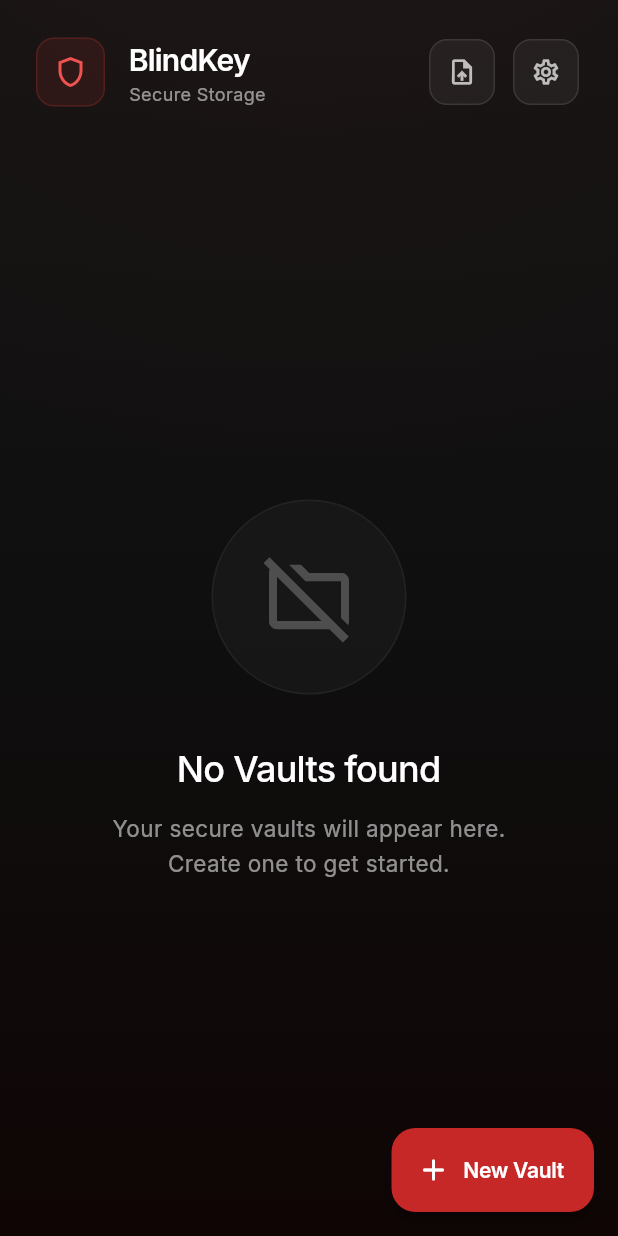
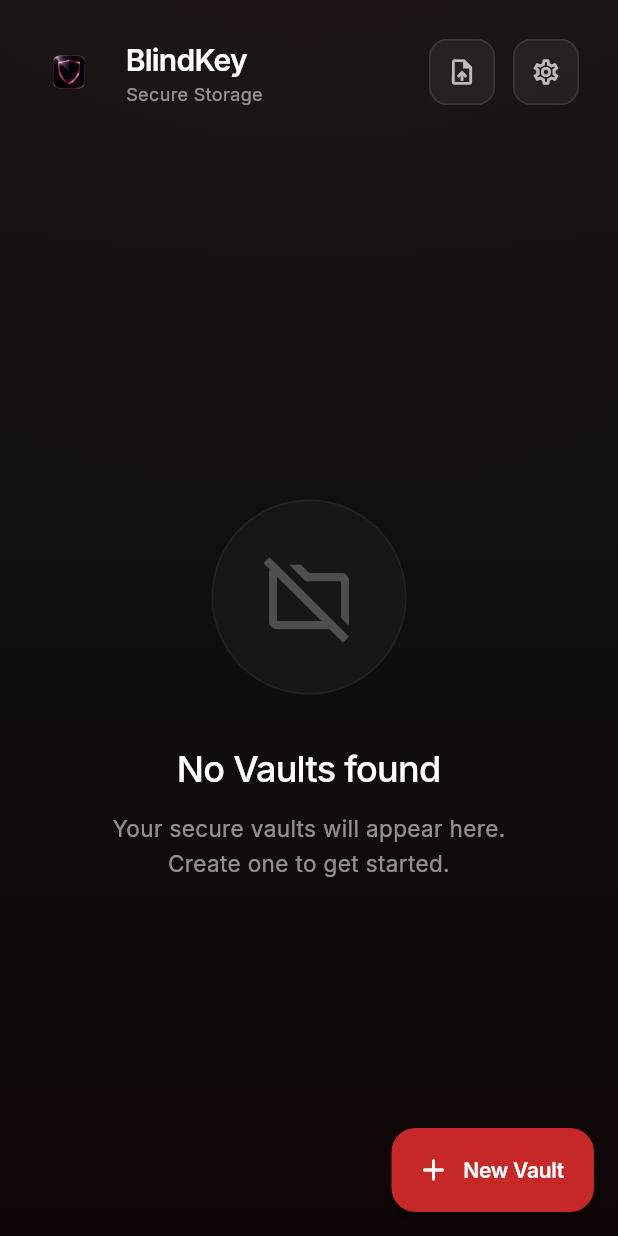
Before and after one commit to zenithsyntax/blindkey_app, a Flutter app: the screen it shows after launch, on a phone screen of 412 x 824 dp. Run offline on Flutter 3.47's test engine with Material 3 defaults, Android fonts, the phone set to English and light mode, and no system bars; our stand-ins replace audioplayers, dartz, file_picker, flutter_hooks, flutter_secure_storage, flutter_svg and 9 more; missing offline and left inert: cryptography, flutter_pdfview, ntp; accounts and stored records are empty; generated files the repository leaves out were written again.

Commit message:
23-12-25 3

```diff
--- a/lib/presentation/pages/home_page.dart
+++ b/lib/presentation/pages/home_page.dart
@@ -44,13 +44,12 @@ class HomePage extends HookConsumerWidget {
             ),
           ),
 
-          // Noise texture overlay (optional, simulated with opacity)
-          // For a cleaner look, we'll stick to a smooth gradient but added a very subtle top shimmer
+          // Noise texture overlay (responsive)
           Positioned(
-            top: -200,
-            left: -100,
-            right: -100,
-            height: 500,
+            top: -size.height * 0.2, // Relative to screen height
+            left: -size.width * 0.2, // Relative to screen width
+            right: -size.width * 0.2,
+            height: size.height * 0.6,
             child: Container(
               decoration: BoxDecoration(
                 gradient: RadialGradient(
@@ -145,27 +144,21 @@ class HomePage extends HookConsumerWidget {
       child: Row(
         mainAxisAlignment: MainAxisAlignment.spaceBetween,
         children: [
-          Row(
+          Expanded(
+            child: Row(
               children: [
                 Container(
-                padding: const EdgeInsets.all(10),
-                decoration: BoxDecoration(
-                  color: const Color(
-                    0xFFE53935,
-                  ).withOpacity(0.1), // Red accent container
-                  borderRadius: BorderRadius.circular(12),
-                  border: Border.all(
-                    color: const Color(0xFFE53935).withOpacity(0.2),
-                  ),
-                ),
-                child: const Icon(
-                  Icons.shield_outlined,
-                  color: Color(0xFFEF5350), // Lighter professional red for icon
-                  size: 24,
+                  padding: const EdgeInsets.all(8),
+                  child: Image.asset(
+                    'assets/blindkey_logo.png',
+                    width: isLargeScreen ? 32 : 28,
+                    height: isLargeScreen ? 32 : 28,
+                    fit: BoxFit.contain,
                   ),
                 ),
                 const SizedBox(width: 16),
-              Column(
+                Flexible(
+                  child: Column(
                     crossAxisAlignment: CrossAxisAlignment.start,
                     children: [
                       Text(
@@ -176,6 +169,7 @@ class HomePage extends HookConsumerWidget {
                           color: Colors.white,
                           letterSpacing: -0.5,
                         ),
+                        overflow: TextOverflow.ellipsis,
                       ),
                       Text(
                         'Secure Storage',
@@ -184,10 +178,13 @@ class HomePage extends HookConsumerWidget {
                           color: Colors.white54,
                           fontWeight: FontWeight.w400,
                         ),
+                        overflow: TextOverflow.ellipsis,
                       ),
                     ],
                   ),
+                ),
               ],
+            ),
           ),
 
           // Icons aligned to the right
@@ -345,11 +342,11 @@ class HomePage extends HookConsumerWidget {
         SliverPadding(
           padding: EdgeInsets.symmetric(horizontal: isLargeScreen ? 40 : 24),
           sliver: SliverGrid(
-            gridDelegate: SliverGridDelegateWithFixedCrossAxisCount(
-              crossAxisCount: isLargeScreen ? 3 : (isTablet ? 2 : 1),
+            gridDelegate: const SliverGridDelegateWithMaxCrossAxisExtent(
+              maxCrossAxisExtent: 400,
               crossAxisSpacing: 16,
               mainAxisSpacing: 16,
-              childAspectRatio: isLargeScreen ? 1.6 : 1.8,
+              childAspectRatio: 1.6,
             ),
             delegate: SliverChildBuilderDelegate((context, index) {
               final folder = folders[index];
```
Lines whose indentation alone changed are shown as unchanged.
